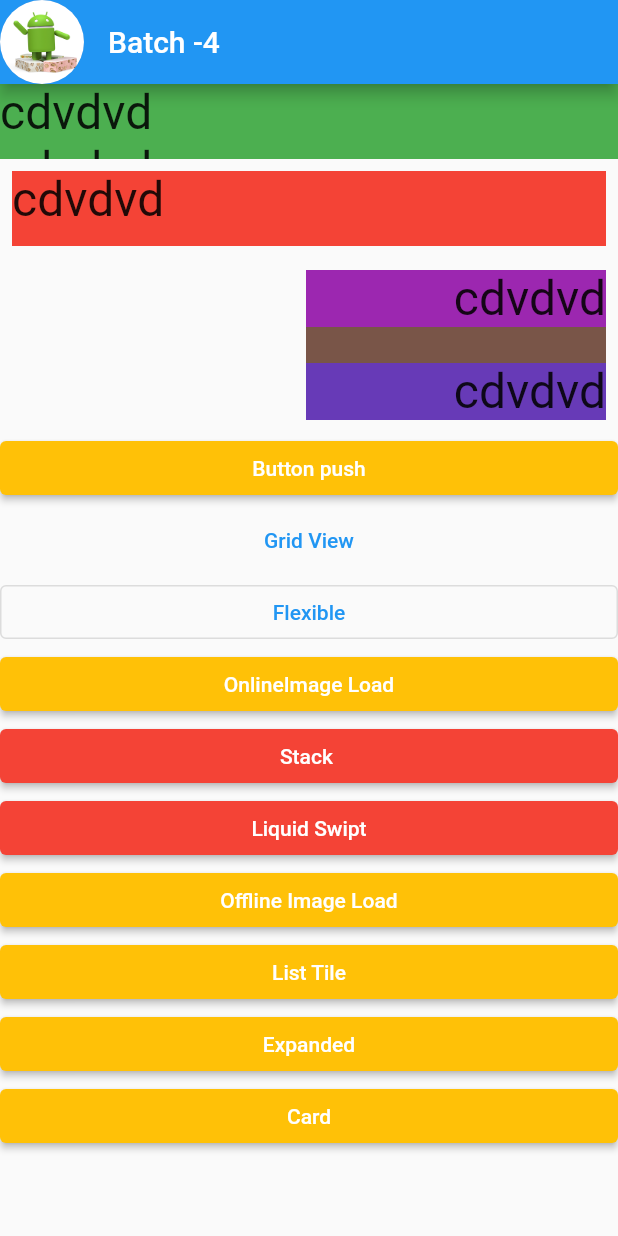
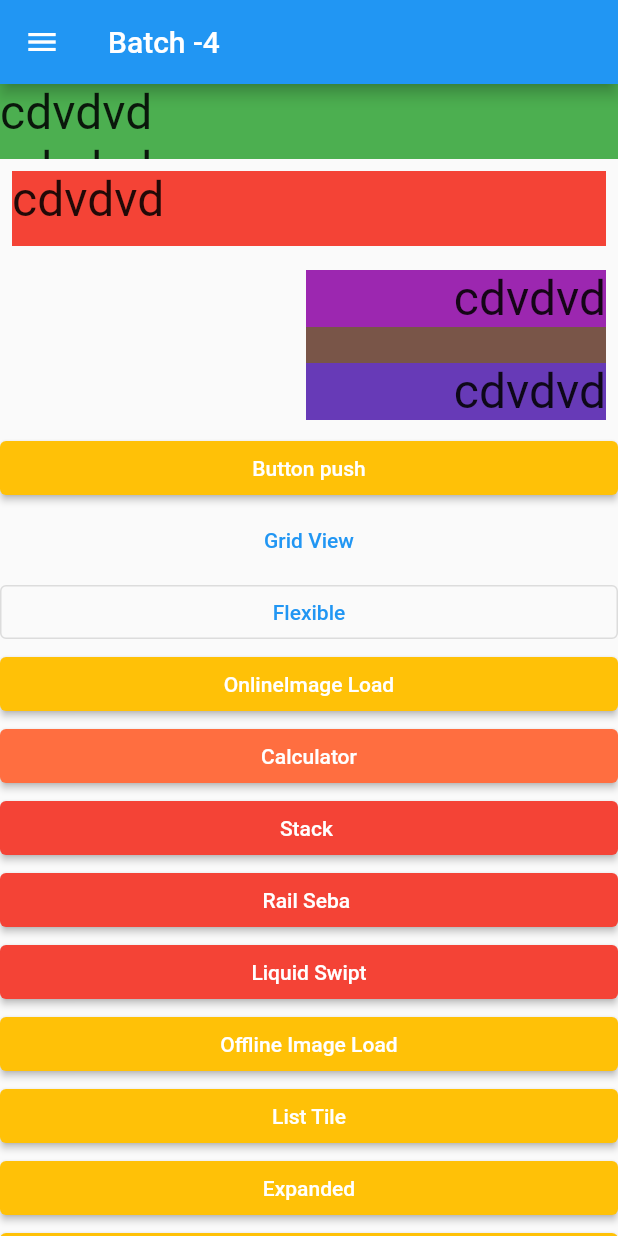
Before and after one commit to jihanislam007/ict_flutter_development_batch4, a Flutter app: the screen it shows after launch, on a phone screen of 412 x 824 dp. Run offline on Flutter 3.47's test engine with Material 2 defaults, Android fonts, the phone set to English and light mode, and no system bars; our stand-ins replace google_fonts, liquid_swipe.

Commit message:
class -35 calculator

```diff
--- a/lib/FirstPage.dart
+++ b/lib/FirstPage.dart
@@ -10,8 +10,10 @@ import 'Expandeds.dart';
 import 'Flexibles.dart';
 import 'Gridviews.dart';
 import 'LiquidSwipss.dart';
+import 'RailSeba/rail.dart';
 import 'Secondpage.dart';
 import 'Stacks.dart';
+import 'calculator/calculator.dart';
 
 class Firstpage extends StatelessWidget {
   const Firstpage({Key? key}) : super(key: key);
@@ -19,14 +21,58 @@ class Firstpage extends StatelessWidget {
   @override
   Widget build(BuildContext context) {
     return Scaffold(
+      drawer: Drawer(
+        child: ListView(
+          children: [
+
+            /*DrawerHeader(
+                decoration: BoxDecoration(
+                  color: Colors.pinkAccent
+                ),
+                child: Text("hey i'm Drawer")),*/
+
+            UserAccountsDrawerHeader(
+              accountName: Text("name"),
+              accountEmail: Text("name@d.c"),
+              currentAccountPicture: CircleAvatar(
+                child: Icon(Icons.account_balance,size: 50,),
+              ),
+            ),
+
+            ListTile(
+              leading: Icon(Icons.account_box_outlined),
+              title: Text("DashBoard"),
+              onTap: (){
+                print("I'm DashBoard");
+              },
+            ),
+            ListTile(
+              leading: Icon(Icons.account_box_outlined),
+              title: Text("DashBoard"),
+            ),
+
+            ListTile(
+              leading: Icon(Icons.account_box_outlined),
+              title: Text("DashBoard"),
+            ),
+
+            ListTile(
+              leading: Icon(Icons.account_box_outlined),
+              title: Text("DashBoard"),
+            ),
+
+          ],
+        ),
+      ),
       appBar: AppBar(
-        leading: CircleAvatar(
+        /*leading: CircleAvatar(
           backgroundImage: AssetImage("images/android.png"),
-        ),
+        ),*/
         title: Text("Batch -4"),
       ),
       body: SafeArea(
         child: ListView(
+
           children: [
         Container(
             height: 50,
@@ -106,6 +152,16 @@ class Firstpage extends StatelessWidget {
             },
             child: Text(
               "OnlineImage Load",
+            )),ElevatedButton(
+            style: ButtonStyle(
+              backgroundColor: MaterialStateProperty.all<Color>(Colors.deepOrangeAccent),
+            ),
+            onPressed: () {
+              Navigator.push(context,
+                  MaterialPageRoute(builder: (context) => Calculator()));
+            },
+            child: Text(
+              "Calculator",
             )),
         ElevatedButton(
             style: ButtonStyle(
@@ -117,6 +173,16 @@ class Firstpage extends StatelessWidget {
             },
             child: Text(
               "Stack ",
+            )),ElevatedButton(
+            style: ButtonStyle(
+              backgroundColor: MaterialStateProperty.all<Color>(Colors.red),
+            ),
+            onPressed: () {
+              Navigator.push(context,
+                  MaterialPageRoute(builder: (context) => rail()));
+            },
+            child: Text(
+              "Rail Seba ",
             )),
         ElevatedButton(
             style: ButtonStyle(
@@ -184,7 +250,8 @@ class Firstpage extends StatelessWidget {
               "Card",
             )),
           ],
-      )),
+        ),
+      ),
     );
   }
 }
--- a/lib/main.dart
+++ b/lib/main.dart
@@ -3,15 +3,17 @@ import 'package:flutter/material.dart';
 import 'FirstPage.dart';
 
 void main() {
-  runApp(Shihab());
+  runApp(MyApp());
 }
 
-class Shihab extends StatelessWidget {
+
+class MyApp extends StatelessWidget {
+  const MyApp({Key? key}) : super(key: key);
+
   @override
   Widget build(BuildContext context) {
     return MaterialApp(
-      debugShowCheckedModeBanner: false,
-      home:Firstpage()
+      home: Firstpage(),
     );
   }
 }
--- a/pubspec.yaml
+++ b/pubspec.yaml
@@ -29,6 +29,7 @@ dependencies:
   # Use with the CupertinoIcons class for iOS style icons.
   cupertino_icons: ^1.0.2
   liquid_swipe: ^2.1.1
+  google_fonts: ^2.1.0
 
 dev_dependencies:
   flutter_test:
```
Also changed, not shown: lib/RailSeba/custom_widget.dart (added, +39 -0 lines), lib/RailSeba/rail.dart (added, +71 -0 lines), lib/calculator/calculator.dart (added, +143 -0 lines), lib/calculator/custom_button.dart (added, +38 -0 lines), pubspec.lock. Lines whose indentation alone changed are shown as unchanged.
